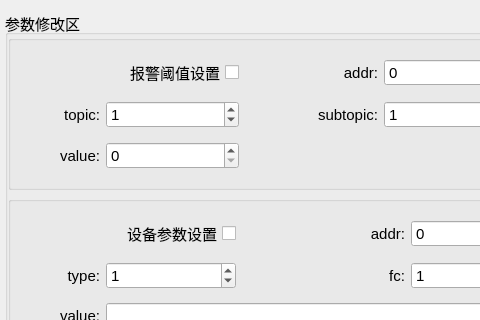
Before: the Qt Designer form param_config/home/home_workwid.ui in ChinaClever/MPro-Tools, drawn with Qt 5; both pictures show x 0 to 480 and y 0 to 320 of the 1127 by 404 pixel window.
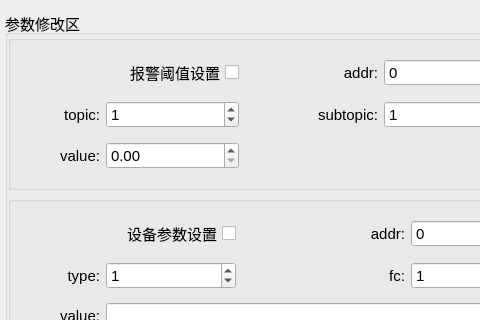
After: the same form once the commit is applied.

```diff
--- a/param_config/home/home_workwid.ui
+++ b/param_config/home/home_workwid.ui
@@ -307,12 +307,9 @@
           </widget>
          </item>
          <item row="2" column="1">
-          <widget class="QSpinBox" name="alarm_valueBox">
+          <widget class="QDoubleSpinBox" name="alarm_valueSpinBox">
            <property name="maximum">
-            <number>90000</number>
-           </property>
-           <property name="value">
-            <number>0</number>
+            <double>9999.989999999999782</double>
            </property>
           </widget>
          </item>
```
